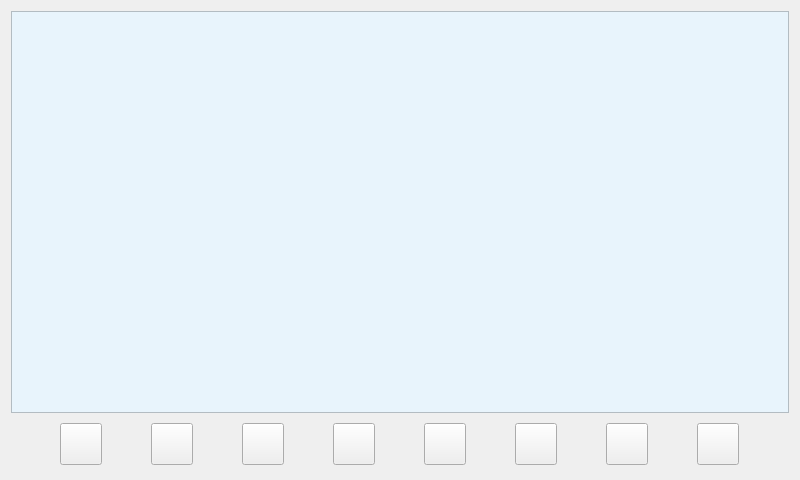
Old version of the form mainwindow.ui in the repository hippy2094/tafm.
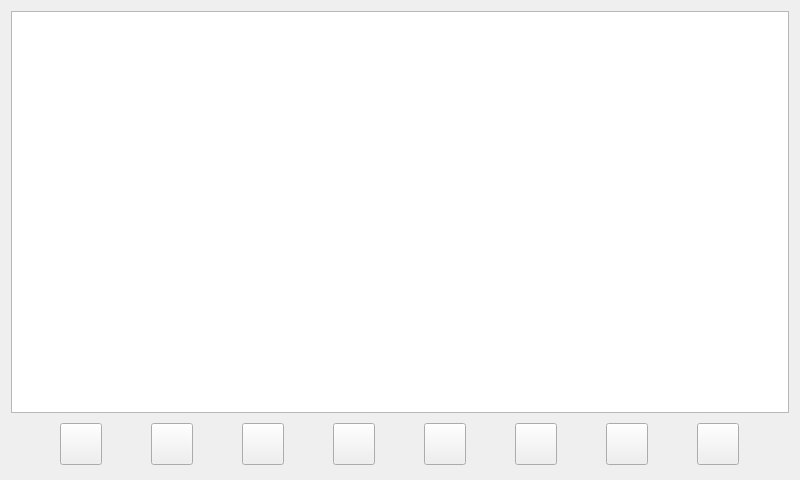
New version of the form. Icons and pictures are not drawn.

Commit message: Some late night fiddles

What changed in the file:
```diff
--- a/mainwindow.ui
+++ b/mainwindow.ui
@@ -19,7 +19,6 @@
      <widget class="QTreeView" name="treeView">
       <property name="styleSheet">
        <string notr="true">QTreeView {
-    background: #e8f4fc;
     font-size: 18pt;
 }</string>
       </property>
```
The commit also changes 2 other files.
